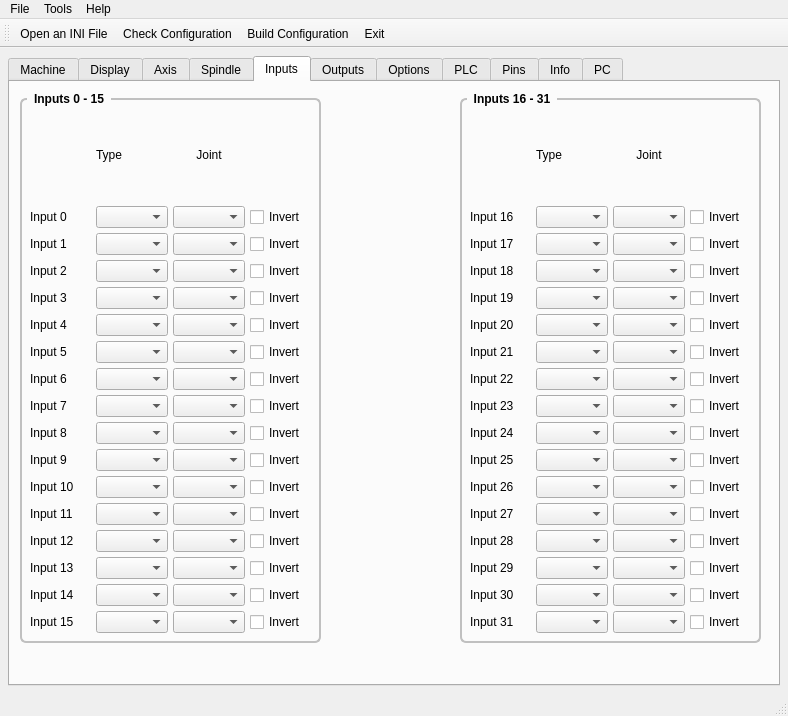
Above: m7i76e/7i76e.ui from jkur/7i76e before the change. Below: the same form after it.
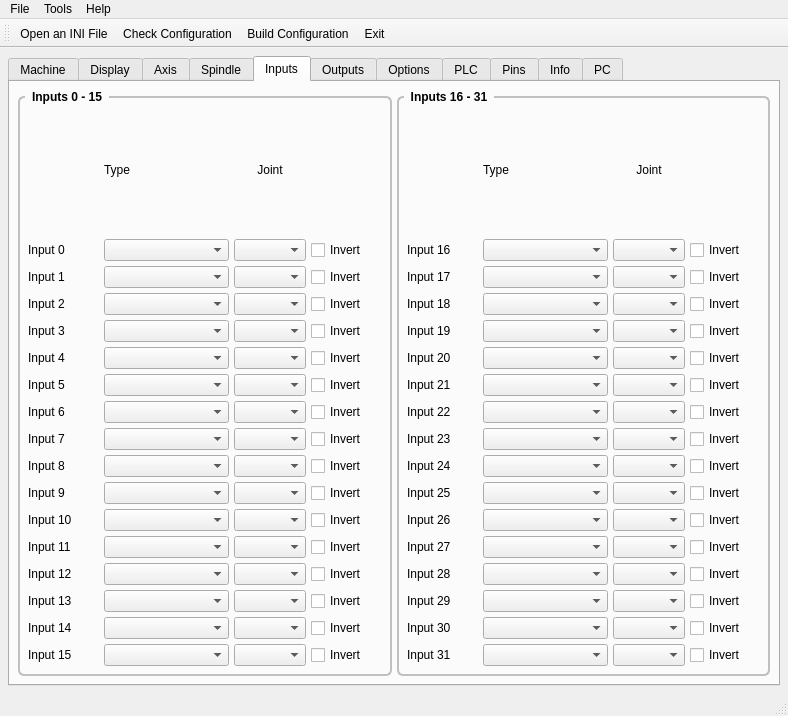
That is the form after the change. The open tabs and pages were chosen to show the change.

```diff
--- a/m7i76e/7i76e.ui
+++ b/m7i76e/7i76e.ui
@@ -4956,15 +4956,9 @@
        <attribute name="title">
         <string>Inputs</string>
        </attribute>
+       <layout class="QHBoxLayout" name="horizontalLayout_2">
+        <item>
        <widget class="QGroupBox" name="gridGroupBox">
-        <property name="geometry">
-         <rect>
-          <x>10</x>
-          <y>10</y>
-          <width>301</width>
-          <height>551</height>
-         </rect>
-        </property>
         <property name="styleSheet">
          <string notr="true">QGroupBox {
     font: bold;
@@ -4983,8 +4977,63 @@
          <string>Inputs 0 - 15</string>
         </property>
         <layout class="QGridLayout" name="gridLayout_49">
+           <item row="14" column="2">
+            <widget class="QComboBox" name="input_13">
+             <property name="minimumSize">
+              <size>
+               <width>125</width>
+               <height>0</height>
+              </size>
+             </property>
+            </widget>
+           </item>
+           <item row="3" column="0">
+            <widget class="QLabel" name="label_13">
+             <property name="text">
+              <string>Input 2</string>
+             </property>
+            </widget>
+           </item>
+           <item row="2" column="3">
+            <widget class="QComboBox" name="inputJoint_1">
+             <property name="maximumSize">
+              <size>
+               <width>75</width>
+               <height>16777215</height>
+              </size>
+             </property>
+            </widget>
+           </item>
+           <item row="16" column="0">
+            <widget class="QLabel" name="label_60">
+             <property name="text">
+              <string>Input 15</string>
+             </property>
+            </widget>
+           </item>
+           <item row="7" column="4">
+            <widget class="QCheckBox" name="inputInvert_6">
+             <property name="text">
+              <string>Invert</string>
+             </property>
+            </widget>
+           </item>
+           <item row="16" column="4">
+            <widget class="QCheckBox" name="inputInvert_15">
+             <property name="text">
+              <string>Invert</string>
+             </property>
+            </widget>
+           </item>
          <item row="15" column="2">
-          <widget class="QComboBox" name="input_14"/>
+            <widget class="QComboBox" name="input_14">
+             <property name="minimumSize">
+              <size>
+               <width>125</width>
+               <height>0</height>
+              </size>
+             </property>
+            </widget>
          </item>
          <item row="4" column="0">
           <widget class="QLabel" name="label_14">
@@ -4994,7 +5043,14 @@
           </widget>
          </item>
          <item row="3" column="3">
-          <widget class="QComboBox" name="inputJoint_2"/>
+            <widget class="QComboBox" name="inputJoint_2">
+             <property name="maximumSize">
+              <size>
+               <width>75</width>
+               <height>16777215</height>
+              </size>
+             </property>
+            </widget>
          </item>
          <item row="1" column="0">
           <widget class="QLabel" name="label_11">
@@ -5004,10 +5060,24 @@
           </widget>
          </item>
          <item row="4" column="3">
-          <widget class="QComboBox" name="inputJoint_3"/>
+            <widget class="QComboBox" name="inputJoint_3">
+             <property name="maximumSize">
+              <size>
+               <width>75</width>
+               <height>16777215</height>
+              </size>
+             </property>
+            </widget>
          </item>
          <item row="1" column="2">
-          <widget class="QComboBox" name="input_0"/>
+            <widget class="QComboBox" name="input_0">
+             <property name="minimumSize">
+              <size>
+               <width>125</width>
+               <height>0</height>
+              </size>
+             </property>
+            </widget>
          </item>
          <item row="0" column="2">
           <widget class="QLabel" name="label_28">
@@ -5027,33 +5097,44 @@
           </widget>
          </item>
          <item row="1" column="3">
-          <widget class="QComboBox" name="inputJoint_0"/>
+            <widget class="QComboBox" name="inputJoint_0">
+             <property name="maximumSize">
+              <size>
+               <width>75</width>
+               <height>16777215</height>
+              </size>
+             </property>
+            </widget>
          </item>
          <item row="2" column="2">
-          <widget class="QComboBox" name="input_1"/>
-         </item>
-         <item row="2" column="3">
-          <widget class="QComboBox" name="inputJoint_1"/>
-         </item>
-         <item row="3" column="0">
-          <widget class="QLabel" name="label_13">
-           <property name="text">
-            <string>Input 2</string>
+            <widget class="QComboBox" name="input_1">
+             <property name="minimumSize">
+              <size>
+               <width>125</width>
+               <height>0</height>
+              </size>
            </property>
           </widget>
          </item>
          <item row="3" column="2">
-          <widget class="QComboBox" name="input_2"/>
-         </item>
-         <item row="16" column="0">
-          <widget class="QLabel" name="label_60">
-           <property name="text">
-            <string>Input 15</string>
+            <widget class="QComboBox" name="input_2">
+             <property name="minimumSize">
+              <size>
+               <width>125</width>
+               <height>0</height>
+              </size>
            </property>
           </widget>
          </item>
          <item row="4" column="2">
-          <widget class="QComboBox" name="input_3"/>
+            <widget class="QComboBox" name="input_3">
+             <property name="minimumSize">
+              <size>
+               <width>125</width>
+               <height>0</height>
+              </size>
+             </property>
+            </widget>
          </item>
          <item row="11" column="0">
           <widget class="QLabel" name="label_21">
@@ -5063,10 +5144,24 @@
           </widget>
          </item>
          <item row="11" column="2">
-          <widget class="QComboBox" name="input_10"/>
+            <widget class="QComboBox" name="input_10">
+             <property name="minimumSize">
+              <size>
+               <width>125</width>
+               <height>0</height>
+              </size>
+             </property>
+            </widget>
          </item>
          <item row="5" column="3">
-          <widget class="QComboBox" name="inputJoint_4"/>
+            <widget class="QComboBox" name="inputJoint_4">
+             <property name="maximumSize">
+              <size>
+               <width>75</width>
+               <height>16777215</height>
+              </size>
+             </property>
+            </widget>
          </item>
          <item row="5" column="0">
           <widget class="QLabel" name="label_15">
@@ -5083,7 +5178,14 @@
           </widget>
          </item>
          <item row="5" column="2">
-          <widget class="QComboBox" name="input_4"/>
+            <widget class="QComboBox" name="input_4">
+             <property name="minimumSize">
+              <size>
+               <width>125</width>
+               <height>0</height>
+              </size>
+             </property>
+            </widget>
          </item>
          <item row="6" column="0">
           <widget class="QLabel" name="label_16">
@@ -5092,12 +5194,6 @@
            </property>
           </widget>
          </item>
-         <item row="6" column="2">
-          <widget class="QComboBox" name="input_5"/>
-         </item>
-         <item row="6" column="3">
-          <widget class="QComboBox" name="inputJoint_5"/>
-         </item>
          <item row="7" column="0">
           <widget class="QLabel" name="label_17">
            <property name="text">
@@ -5105,11 +5201,45 @@
            </property>
           </widget>
          </item>
+           <item row="6" column="2">
+            <widget class="QComboBox" name="input_5">
+             <property name="minimumSize">
+              <size>
+               <width>125</width>
+               <height>0</height>
+              </size>
+             </property>
+            </widget>
+           </item>
+           <item row="6" column="3">
+            <widget class="QComboBox" name="inputJoint_5">
+             <property name="maximumSize">
+              <size>
+               <width>75</width>
+               <height>16777215</height>
+              </size>
+             </property>
+            </widget>
+           </item>
          <item row="7" column="2">
-          <widget class="QComboBox" name="input_6"/>
+            <widget class="QComboBox" name="input_6">
+             <property name="minimumSize">
+              <size>
+               <width>125</width>
+               <height>0</height>
+              </size>
+             </property>
+            </widget>
          </item>
          <item row="7" column="3">
-          <widget class="QComboBox" name="inputJoint_6"/>
+            <widget class="QComboBox" name="inputJoint_6">
+             <property name="maximumSize">
+              <size>
+               <width>75</width>
+               <height>16777215</height>
+              </size>
+             </property>
+            </widget>
          </item>
          <item row="8" column="0">
           <widget class="QLabel" name="label_18">
@@ -5119,10 +5249,24 @@
           </widget>
          </item>
          <item row="8" column="2">
-          <widget class="QComboBox" name="input_7"/>
+            <widget class="QComboBox" name="input_7">
+             <property name="minimumSize">
+              <size>
+               <width>125</width>
+               <height>0</height>
+              </size>
+             </property>
+            </widget>
          </item>
          <item row="8" column="3">
-          <widget class="QComboBox" name="inputJoint_7"/>
+            <widget class="QComboBox" name="inputJoint_7">
+             <property name="maximumSize">
+              <size>
+               <width>75</width>
+               <height>16777215</height>
+              </size>
+             </property>
+            </widget>
          </item>
          <item row="9" column="0">
           <widget class="QLabel" name="label_19">
@@ -5132,10 +5276,24 @@
           </widget>
          </item>
          <item row="9" column="2">
-          <widget class="QComboBox" name="input_8"/>
+            <widget class="QComboBox" name="input_8">
+             <property name="minimumSize">
+              <size>
+               <width>125</width>
+               <height>0</height>
+              </size>
+             </property>
+            </widget>
          </item>
          <item row="9" column="3">
-          <widget class="QComboBox" name="inputJoint_8"/>
+            <widget class="QComboBox" name="inputJoint_8">
+             <property name="maximumSize">
+              <size>
+               <width>75</width>
+               <height>16777215</height>
+              </size>
+             </property>
+            </widget>
          </item>
          <item row="10" column="0">
           <widget class="QLabel" name="label_20">
@@ -5145,19 +5303,54 @@
           </widget>
          </item>
          <item row="10" column="2">
-          <widget class="QComboBox" name="input_9"/>
+            <widget class="QComboBox" name="input_9">
+             <property name="minimumSize">
+              <size>
+               <width>125</width>
+               <height>0</height>
+              </size>
+             </property>
+            </widget>
          </item>
          <item row="10" column="3">
-          <widget class="QComboBox" name="inputJoint_9"/>
+            <widget class="QComboBox" name="inputJoint_9">
+             <property name="maximumSize">
+              <size>
+               <width>75</width>
+               <height>16777215</height>
+              </size>
+             </property>
+            </widget>
          </item>
          <item row="14" column="3">
-          <widget class="QComboBox" name="inputJoint_13"/>
+            <widget class="QComboBox" name="inputJoint_13">
+             <property name="maximumSize">
+              <size>
+               <width>75</width>
+               <height>16777215</height>
+              </size>
+             </property>
+            </widget>
          </item>
          <item row="13" column="3">
-          <widget class="QComboBox" name="inputJoint_12"/>
+            <widget class="QComboBox" name="inputJoint_12">
+             <property name="maximumSize">
+              <size>
+               <width>75</width>
+               <height>16777215</height>
+              </size>
+             </property>
+            </widget>
          </item>
          <item row="11" column="3">
-          <widget class="QComboBox" name="inputJoint_10"/>
+            <widget class="QComboBox" name="inputJoint_10">
+             <property name="maximumSize">
+              <size>
+               <width>75</width>
+               <height>16777215</height>
+              </size>
+             </property>
+            </widget>
          </item>
          <item row="12" column="0">
           <widget class="QLabel" name="label_51">
@@ -5181,16 +5374,34 @@
           </widget>
          </item>
          <item row="16" column="2">
-          <widget class="QComboBox" name="input_15"/>
-         </item>
-         <item row="14" column="2">
-          <widget class="QComboBox" name="input_13"/>
+            <widget class="QComboBox" name="input_15">
+             <property name="minimumSize">
+              <size>
+               <width>125</width>
+               <height>0</height>
+              </size>
+             </property>
+            </widget>
          </item>
          <item row="12" column="2">
-          <widget class="QComboBox" name="input_11"/>
+            <widget class="QComboBox" name="input_11">
+             <property name="minimumSize">
+              <size>
+               <width>125</width>
+               <height>0</height>
+              </size>
+             </property>
+            </widget>
          </item>
          <item row="13" column="2">
-          <widget class="QComboBox" name="input_12"/>
+            <widget class="QComboBox" name="input_12">
+             <property name="minimumSize">
+              <size>
+               <width>125</width>
+               <height>0</height>
+              </size>
+             </property>
+            </widget>
          </item>
          <item row="14" column="0">
           <widget class="QLabel" name="label_57">
@@ -5200,13 +5411,34 @@
           </widget>
          </item>
          <item row="15" column="3">
-          <widget class="QComboBox" name="inputJoint_14"/>
+            <widget class="QComboBox" name="inputJoint_14">
+             <property name="maximumSize">
+              <size>
+               <width>75</width>
+               <height>16777215</height>
+              </size>
+             </property>
+            </widget>
          </item>
          <item row="16" column="3">
-          <widget class="QComboBox" name="inputJoint_15"/>
+            <widget class="QComboBox" name="inputJoint_15">
+             <property name="maximumSize">
+              <size>
+               <width>75</width>
+               <height>16777215</height>
+              </size>
+             </property>
+            </widget>
          </item>
          <item row="12" column="3">
-          <widget class="QComboBox" name="inputJoint_11"/>
+            <widget class="QComboBox" name="inputJoint_11">
+             <property name="maximumSize">
+              <size>
+               <width>75</width>
+               <height>16777215</height>
+              </size>
+             </property>
+            </widget>
          </item>
          <item row="1" column="4">
           <widget class="QCheckBox" name="inputInvert_0">
@@ -5243,13 +5475,6 @@
            </property>
           </widget>
          </item>
-         <item row="7" column="4">
-          <widget class="QCheckBox" name="inputInvert_6">
-           <property name="text">
-            <string>Invert</string>
-           </property>
-          </widget>
-         </item>
          <item row="8" column="4">
           <widget class="QCheckBox" name="inputInvert_7">
            <property name="text">
@@ -5306,13 +5531,6 @@
            </property>
           </widget>
          </item>
-         <item row="16" column="4">
-          <widget class="QCheckBox" name="inputInvert_15">
-           <property name="text">
-            <string>Invert</string>
-           </property>
-          </widget>
-         </item>
          <item row="2" column="4">
           <widget class="QCheckBox" name="inputInvert_1">
            <property name="text">
@@ -5322,15 +5540,9 @@
          </item>
         </layout>
        </widget>
+        </item>
+        <item>
        <widget class="QGroupBox" name="gridGroupBox_4">
-        <property name="geometry">
-         <rect>
-          <x>450</x>
-          <y>10</y>
-          <width>301</width>
-          <height>551</height>
-         </rect>
-        </property>
         <property name="styleSheet">
          <string notr="true">QGroupBox {
     font: bold;
@@ -5349,59 +5561,185 @@
          <string>Inputs 16 - 31</string>
         </property>
         <layout class="QGridLayout" name="gridLayout_50">
-         <item row="16" column="2">
-          <widget class="QComboBox" name="input_27"/>
-         </item>
          <item row="20" column="2">
-          <widget class="QComboBox" name="input_30"/>
+            <widget class="QComboBox" name="input_30">
+             <property name="minimumSize">
+              <size>
+               <width>125</width>
+               <height>0</height>
+              </size>
+             </property>
+            </widget>
+           </item>
+           <item row="14" column="2">
+            <widget class="QComboBox" name="input_26">
+             <property name="minimumSize">
+              <size>
+               <width>125</width>
+               <height>0</height>
+              </size>
+             </property>
+            </widget>
+           </item>
+           <item row="16" column="2">
+            <widget class="QComboBox" name="input_27">
+             <property name="minimumSize">
+              <size>
+               <width>125</width>
+               <height>0</height>
+              </size>
+             </property>
+            </widget>
          </item>
          <item row="2" column="2">
-          <widget class="QComboBox" name="input_16"/>
+            <widget class="QComboBox" name="input_16">
+             <property name="minimumSize">
+              <size>
+               <width>125</width>
+               <height>0</height>
+              </size>
+             </property>
+            </widget>
          </item>
          <item row="6" column="2">
-          <widget class="QComboBox" name="input_19"/>
+            <widget class="QComboBox" name="input_19">
+             <property name="minimumSize">
+              <size>
+               <width>125</width>
+               <height>0</height>
+              </size>
+             </property>
+            </widget>
          </item>
          <item row="9" column="2">
-          <widget class="QComboBox" name="input_21"/>
+            <widget class="QComboBox" name="input_21">
+             <property name="minimumSize">
+              <size>
+               <width>125</width>
+               <height>0</height>
+              </size>
+             </property>
+            </widget>
          </item>
          <item row="2" column="3">
-          <widget class="QComboBox" name="inputJoint_16"/>
+            <widget class="QComboBox" name="inputJoint_16">
+             <property name="maximumSize">
+              <size>
+               <width>75</width>
+               <height>16777215</height>
+              </size>
+             </property>
+            </widget>
          </item>
          <item row="12" column="2">
-          <widget class="QComboBox" name="input_24"/>
+            <widget class="QComboBox" name="input_24">
+             <property name="minimumSize">
+              <size>
+               <width>125</width>
+               <height>0</height>
+              </size>
+             </property>
+            </widget>
          </item>
          <item row="19" column="2">
-          <widget class="QComboBox" name="input_29"/>
+            <widget class="QComboBox" name="input_29">
+             <property name="minimumSize">
+              <size>
+               <width>125</width>
+               <height>0</height>
+              </size>
+             </property>
+            </widget>
          </item>
          <item row="13" column="2">
-          <widget class="QComboBox" name="input_25"/>
-         </item>
-         <item row="14" column="2">
-          <widget class="QComboBox" name="input_26"/>
+            <widget class="QComboBox" name="input_25">
+             <property name="minimumSize">
+              <size>
+               <width>125</width>
+               <height>0</height>
+              </size>
+             </property>
+            </widget>
          </item>
          <item row="4" column="3">
-          <widget class="QComboBox" name="inputJoint_17"/>
+            <widget class="QComboBox" name="inputJoint_17">
+             <property name="maximumSize">
+              <size>
+               <width>75</width>
+               <height>16777215</height>
+              </size>
+             </property>
+            </widget>
          </item>
          <item row="8" column="2">
-          <widget class="QComboBox" name="input_20"/>
+            <widget class="QComboBox" name="input_20">
+             <property name="minimumSize">
+              <size>
+               <width>125</width>
+               <height>0</height>
+              </size>
+             </property>
+            </widget>
          </item>
          <item row="6" column="3">
-          <widget class="QComboBox" name="inputJoint_19"/>
+            <widget class="QComboBox" name="inputJoint_19">
+             <property name="maximumSize">
+              <size>
+               <width>75</width>
+               <height>16777215</height>
+              </size>
+             </property>
+            </widget>
          </item>
          <item row="11" column="2">
-          <widget class="QComboBox" name="input_23"/>
+            <widget class="QComboBox" name="input_23">
+             <property name="minimumSize">
+              <size>
+               <width>125</width>
+               <height>0</height>
+              </size>
+             </property>
+            </widget>
          </item>
          <item row="10" column="2">
-          <widget class="QComboBox" name="input_22"/>
+            <widget class="QComboBox" name="input_22">
+             <property name="minimumSize">
+              <size>
+               <width>125</width>
+               <height>0</height>
+              </size>
+             </property>
+            </widget>
          </item>
          <item row="18" column="2">
-          <widget class="QComboBox" name="input_28"/>
+            <widget class="QComboBox" name="input_28">
+             <property name="minimumSize">
+              <size>
+               <width>125</width>
+               <height>0</height>
+              </size>
+             </property>
+            </widget>
          </item>
          <item row="5" column="3">
-          <widget class="QComboBox" name="inputJoint_18"/>
+            <widget class="QComboBox" name="inputJoint_18">
+             <property name="maximumSize">
+              <size>
+               <width>75</width>
+               <height>16777215</height>
+              </size>
+             </property>
+            </widget>
          </item>
          <item row="21" column="2">
-          <widget class="QComboBox" name="input_31"/>
+            <widget class="QComboBox" name="input_31">
+             <property name="minimumSize">
+              <size>
+               <width>125</width>
+               <height>0</height>
+              </size>
+             </property>
+            </widget>
          </item>
          <item row="2" column="0">
           <widget class="QLabel" name="label_54">
@@ -5428,7 +5766,14 @@
           </widget>
          </item>
          <item row="4" column="2">
-          <widget class="QComboBox" name="input_17"/>
+            <widget class="QComboBox" name="input_17">
+             <property name="minimumSize">
+              <size>
+               <width>125</width>
+               <height>0</height>
+              </size>
+             </property>
+            </widget>
          </item>
          <item row="5" column="0">
           <widget class="QLabel" name="label_361">
@@ -5438,7 +5783,14 @@
           </widget>
          </item>
          <item row="5" column="2">
-          <widget class="QComboBox" name="input_18"/>
+            <widget class="QComboBox" name="input_18">
+             <property name="minimumSize">
+              <size>
+               <width>125</width>
+               <height>0</height>
+              </size>
+             </property>
+            </widget>
          </item>
          <item row="6" column="0">
           <widget class="QLabel" name="label_411">
@@ -5462,7 +5814,14 @@
           </widget>
          </item>
          <item row="8" column="3">
-          <widget class="QComboBox" name="inputJoint_20"/>
+            <widget class="QComboBox" name="inputJoint_20">
+             <property name="maximumSize">
+              <size>
+               <width>75</width>
+               <height>16777215</height>
+              </size>
+             </property>
+            </widget>
          </item>
          <item row="8" column="0">
           <widget class="QLabel" name="label_414">
@@ -5486,7 +5845,14 @@
           </widget>
          </item>
          <item row="9" column="3">
-          <widget class="QComboBox" name="inputJoint_21"/>
+            <widget class="QComboBox" name="inputJoint_21">
+             <property name="maximumSize">
+              <size>
+               <width>75</width>
+               <height>16777215</height>
+              </size>
+             </property>
+            </widget>
          </item>
          <item row="10" column="0">
           <widget class="QLabel" name="label_417">
@@ -5503,10 +5869,24 @@
           </widget>
          </item>
          <item row="10" column="3">
-          <widget class="QComboBox" name="inputJoint_22"/>
+            <widget class="QComboBox" name="inputJoint_22">
+             <property name="maximumSize">
+              <size>
+               <width>75</width>
+               <height>16777215</height>
+              </size>
+             </property>
+            </widget>
          </item>
          <item row="11" column="3">
-          <widget class="QComboBox" name="inputJoint_23"/>
+            <widget class="QComboBox" name="inputJoint_23">
+             <property name="maximumSize">
+              <size>
+               <width>75</width>
+               <height>16777215</height>
+              </size>
+             </property>
+            </widget>
          </item>
          <item row="12" column="0">
           <widget class="QLabel" name="label_419">
@@ -5516,7 +5896,14 @@
           </widget>
          </item>
          <item row="12" column="3">
-          <widget class="QComboBox" name="inputJoint_24"/>
+            <widget class="QComboBox" name="inputJoint_24">
+             <property name="maximumSize">
+              <size>
+               <width>75</width>
+               <height>16777215</height>
+              </size>
+             </property>
+            </widget>
          </item>
          <item row="13" column="0">
           <widget class="QLabel" name="label_420">
@@ -5526,7 +5913,14 @@
           </widget>
          </item>
          <item row="13" column="3">
-          <widget class="QComboBox" name="inputJoint_25"/>
+            <widget class="QComboBox" name="inputJoint_25">
+             <property name="maximumSize">
+              <size>
+               <width>75</width>
+               <height>16777215</height>
+              </size>
+             </property>
+            </widget>
          </item>
          <item row="16" column="0">
           <widget class="QLabel" name="label_421">
@@ -5557,22 +5951,64 @@
           </widget>
          </item>
          <item row="14" column="3">
-          <widget class="QComboBox" name="inputJoint_26"/>
+            <widget class="QComboBox" name="inputJoint_26">
+             <property name="maximumSize">
+              <size>
+               <width>75</width>
+               <height>16777215</height>
+              </size>
+             </property>
+            </widget>
          </item>
          <item row="19" column="3">
-          <widget class="QComboBox" name="inputJoint_29"/>
+            <widget class="QComboBox" name="inputJoint_29">
+             <property name="maximumSize">
+              <size>
+               <width>75</width>
+               <height>16777215</height>
+              </size>
+             </property>
+            </widget>
          </item>
          <item row="20" column="3">
-          <widget class="QComboBox" name="inputJoint_30"/>
+            <widget class="QComboBox" name="inputJoint_30">
+             <property name="maximumSize">
+              <size>
+               <width>75</width>
+               <height>16777215</height>
+              </size>
+             </property>
+            </widget>
          </item>
          <item row="21" column="3">
-          <widget class="QComboBox" name="inputJoint_31"/>
+            <widget class="QComboBox" name="inputJoint_31">
+             <property name="maximumSize">
+              <size>
+               <width>75</width>
+               <height>16777215</height>
+              </size>
+             </property>
+            </widget>
          </item>
          <item row="16" column="3">
-          <widget class="QComboBox" name="inputJoint_27"/>
+            <widget class="QComboBox" name="inputJoint_27">
+             <property name="maximumSize">
+              <size>
+               <width>75</width>
+               <height>16777215</height>
+              </size>
+             </property>
+            </widget>
          </item>
          <item row="18" column="3">
-          <widget class="QComboBox" name="inputJoint_28"/>
+            <widget class="QComboBox" name="inputJoint_28">
+             <property name="maximumSize">
+              <size>
+               <width>75</width>
+               <height>16777215</height>
+              </size>
+             </property>
+            </widget>
          </item>
          <item row="2" column="4">
           <widget class="QCheckBox" name="inputInvert_16">
@@ -5688,6 +6124,8 @@
          </item>
         </layout>
        </widget>
+        </item>
+       </layout>
       </widget>
       <widget class="QWidget" name="outputs">
        <attribute name="title">
```
Lines whose indentation alone changed are shown as unchanged.
